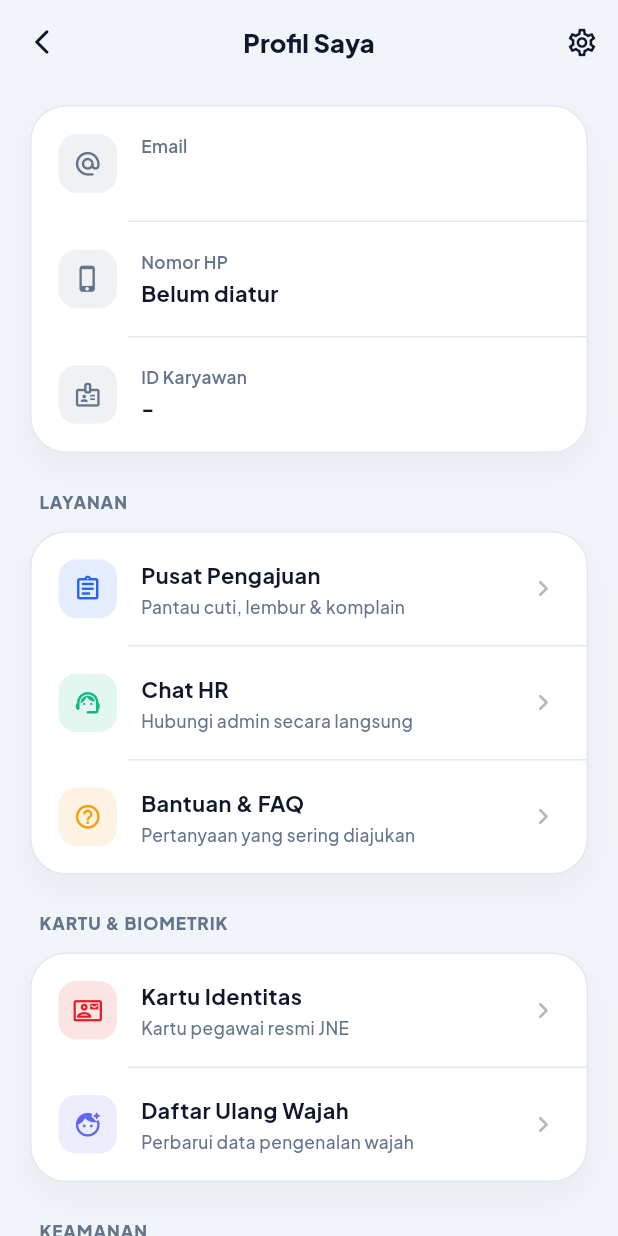
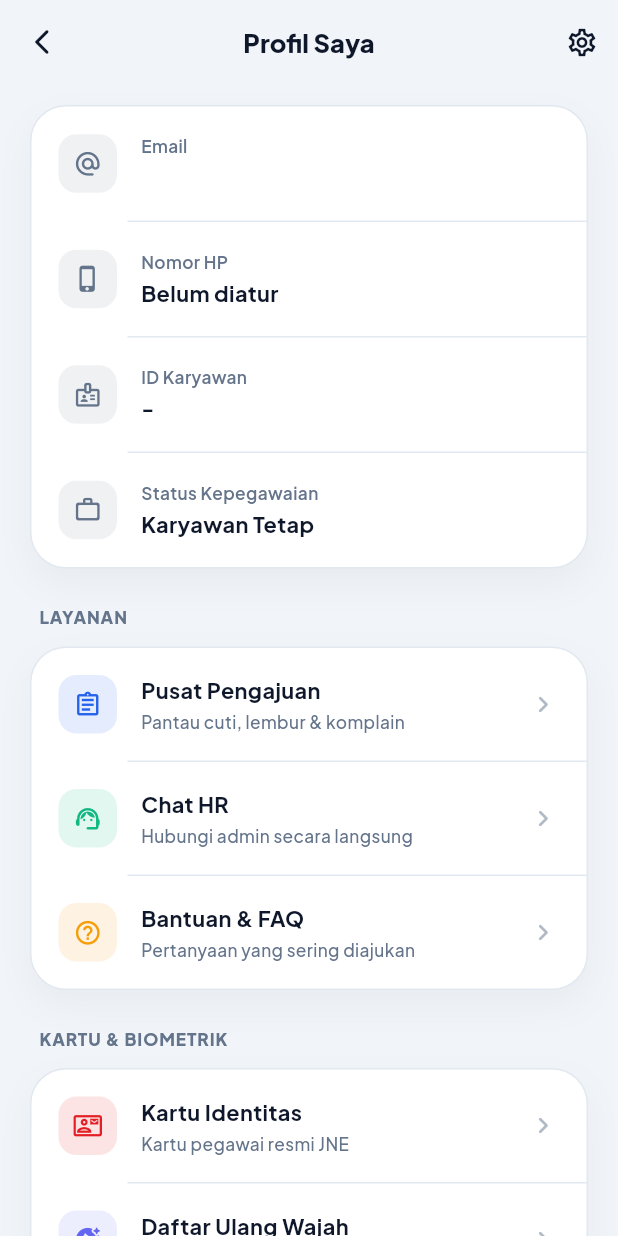
Before and after one commit to NabihanN06/jne_attandance, a Flutter app: the ProfilePage screen opened by its route, scrolled down 576 dp, on a phone screen of 412 x 824 dp. Run offline on Flutter 3.47's test engine with Material 3 defaults, Android fonts, the phone set to English and light mode, and no system bars; our stand-ins replace animate_do, cached_network_image, camera, cloud_firestore, connectivity_plus, firebase_auth and 13 more; missing offline and left inert: google_mlkit_face_detection; accounts and stored records are empty; network calls fail; project files that could hold a hidden picture were left out.

Commit message:
feat(mobile): tampilkan status magang/kontrak + durasi di profil
- UserModel: contractType, contractMonths, joinDate
- Profil: badge magang/kontrak + baris Status Kepegawaian & Masa Berlaku
  (tanggal berakhir + sisa hari), string i18n ID/EN
- bump versi 1.0.0+18

```diff
--- a/user_mobile/lib/models/app_models.dart
+++ b/user_mobile/lib/models/app_models.dart
@@ -20,6 +20,12 @@ class UserModel {
   final bool isOnline;
   final bool passwordChanged;
   final String? facePhotoUrl;
+  // Status kepegawaian: 'permanent' | 'contract' | 'intern'.
+  final String contractType;
+  // Durasi kontrak/magang dalam bulan (null untuk karyawan tetap).
+  final int? contractMonths;
+  // Tanggal bergabung (ISO 'YYYY-MM-DD') — basis hitung tanggal berakhir.
+  final String? joinDate;
 
   const UserModel({
     required this.uid,
@@ -37,6 +43,9 @@ class UserModel {
     this.isOnline = false,
     this.passwordChanged = false,
     this.facePhotoUrl,
+    this.contractType = 'permanent',
+    this.contractMonths,
+    this.joinDate,
   });
 
   factory UserModel.fromFirestore(DocumentSnapshot doc) {
@@ -57,6 +66,9 @@ class UserModel {
       isOnline: data['isOnline'] ?? false,
       passwordChanged: data['passwordChanged'] ?? false,
       facePhotoUrl: data['facePhotoUrl'],
+      contractType: data['contractType'] ?? 'permanent',
+      contractMonths: (data['contractMonths'] as num?)?.toInt(),
+      joinDate: data['joinDate'] as String?,
     );
   }
 
@@ -75,6 +87,9 @@ class UserModel {
       'allowRemoteAttendance': allowRemoteAttendance,
       'jamKerjaId': jamKerjaId,
       'facePhotoUrl': facePhotoUrl,
+      'contractType': contractType,
+      'contractMonths': contractMonths,
+      'joinDate': joinDate,
       'updatedAt': FieldValue.serverTimestamp(),
     };
   }
@@ -95,6 +110,9 @@ class UserModel {
     bool? isOnline,
     bool? passwordChanged,
     String? facePhotoUrl,
+    String? contractType,
+    int? contractMonths,
+    String? joinDate,
   }) {
     return UserModel(
       uid: uid ?? this.uid,
@@ -113,6 +131,9 @@ class UserModel {
       isOnline: isOnline ?? this.isOnline,
       passwordChanged: passwordChanged ?? this.passwordChanged,
       facePhotoUrl: facePhotoUrl ?? this.facePhotoUrl,
+      contractType: contractType ?? this.contractType,
+      contractMonths: contractMonths ?? this.contractMonths,
+      joinDate: joinDate ?? this.joinDate,
     );
   }
 }
--- a/user_mobile/lib/screen/profile/profile_page.dart
+++ b/user_mobile/lib/screen/profile/profile_page.dart
@@ -33,6 +33,7 @@ class _ProfilePageState extends State<ProfilePage> {
     final balance = provider.leaveBalance;
     final now = DateTime.now();
     final stats = provider.getStatsForMonth(now.month, now.year);
+    final contractDuration = _contractDuration(context, user);
 
     return Scaffold(
       backgroundColor: pal.auroraBase,
@@ -105,6 +106,20 @@ class _ProfilePageState extends State<ProfilePage> {
                     label: context.tr('employee_id'),
                     value: user.employeeId.isEmpty ? '-' : user.employeeId,
                   ),
+                  const AppRowDivider(),
+                  AppInfoRow(
+                    icon: Icons.work_outline_rounded,
+                    label: context.tr('emp_status'),
+                    value: _contractLabel(context, user),
+                  ),
+                  if (contractDuration != null) ...[
+                    const AppRowDivider(),
+                    AppInfoRow(
+                      icon: Icons.event_busy_outlined,
+                      label: context.tr('emp_duration'),
+                      value: contractDuration,
+                    ),
+                  ],
                 ],
               ),
             ),
@@ -290,6 +305,40 @@ class _ProfilePageState extends State<ProfilePage> {
                   fontSize: 11.5,
                   fontWeight: FontWeight.w700,
                 ),
+              ),
+            ),
+          ],
+          if (user.contractType == 'contract' ||
+              user.contractType == 'intern') ...[
+            const SizedBox(height: 8),
+            Container(
+              padding: const EdgeInsets.symmetric(horizontal: 12, vertical: 6),
+              decoration: BoxDecoration(
+                color: AppColors.violet.withValues(alpha: 0.2),
+                borderRadius: BorderRadius.circular(100),
+                border: Border.all(
+                  color: AppColors.violet.withValues(alpha: 0.45),
+                ),
+              ),
+              child: Row(
+                mainAxisSize: MainAxisSize.min,
+                children: [
+                  const Icon(
+                    Icons.schedule_rounded,
+                    color: AppColors.violet,
+                    size: 13,
+                  ),
+                  const SizedBox(width: 5),
+                  Text(
+                    _contractChipText(context, user),
+                    style: GoogleFonts.plusJakartaSans(
+                      color: Colors.white,
+                      fontSize: 10.5,
+                      fontWeight: FontWeight.w800,
+                      letterSpacing: 0.4,
+                    ),
+                  ),
+                ],
               ),
             ),
           ],
@@ -888,4 +937,69 @@ class _ProfilePageState extends State<ProfilePage> {
       ),
     );
   }
+
+  // ── Status kepegawaian ──
+  String _contractLabel(BuildContext context, UserModel user) {
+    switch (user.contractType) {
+      case 'intern':
+        return context.tr('emp_intern');
+      case 'contract':
+        return context.tr('emp_contract');
+      default:
+        return context.tr('emp_permanent');
+    }
+  }
+
+  String _contractChipText(BuildContext context, UserModel user) {
+    final label = _contractLabel(context, user).toUpperCase();
+    if (user.contractMonths != null) {
+      return '$label · ${user.contractMonths} ${context.tr('emp_months').toUpperCase()}';
+    }
+    return label;
+  }
+
+  // "6 bulan · berakhir 15 Des 2026 (120 hari lagi)" — null untuk karyawan tetap.
+  String? _contractDuration(BuildContext context, UserModel user) {
+    final isContract =
+        user.contractType == 'contract' || user.contractType == 'intern';
+    if (!isContract || user.contractMonths == null) return null;
+    final months = user.contractMonths!;
+    final buf = StringBuffer('$months ${context.tr('emp_months')}');
+    final joinStr = user.joinDate;
+    if (joinStr != null && joinStr.isNotEmpty) {
+      final start = DateTime.tryParse(joinStr);
+      if (start != null) {
+        final end = DateTime(start.year, start.month + months, start.day);
+        buf.write(' · ${context.tr('emp_ends')} ${_formatDateId(end)}');
+        final today = DateTime.now();
+        final daysLeft = end
+            .difference(DateTime(today.year, today.month, today.day))
+            .inDays;
+        if (daysLeft < 0) {
+          buf.write(' (${context.tr('emp_expired')})');
+        } else {
+          buf.write(' ($daysLeft ${context.tr('emp_days_left')})');
+        }
+      }
+    }
+    return buf.toString();
+  }
+
+  String _formatDateId(DateTime d) {
+    const months = [
+      'Jan',
+      'Feb',
+      'Mar',
+      'Apr',
+      'Mei',
+      'Jun',
+      'Jul',
+      'Agu',
+      'Sep',
+      'Okt',
+      'Nov',
+      'Des',
+    ];
+    return '${d.day} ${months[d.month - 1]} ${d.year}';
+  }
 }
--- a/user_mobile/pubspec.yaml
+++ b/user_mobile/pubspec.yaml
@@ -1,7 +1,7 @@
 name: jneattendance_mobile
 description: "JNE Attendance Mobile App"
 publish_to: "none"
-version: 1.0.0+17
+version: 1.0.0+18
 
 environment:
   sdk: ^3.10.4
```
Also changed, not shown: user_mobile/lib/utils/app_strings.dart (+18 -0 lines).
